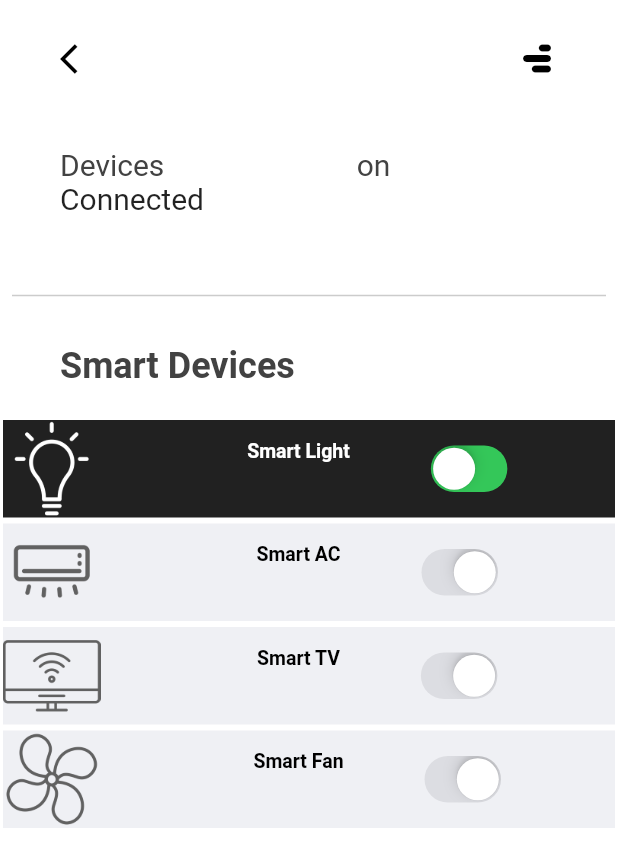
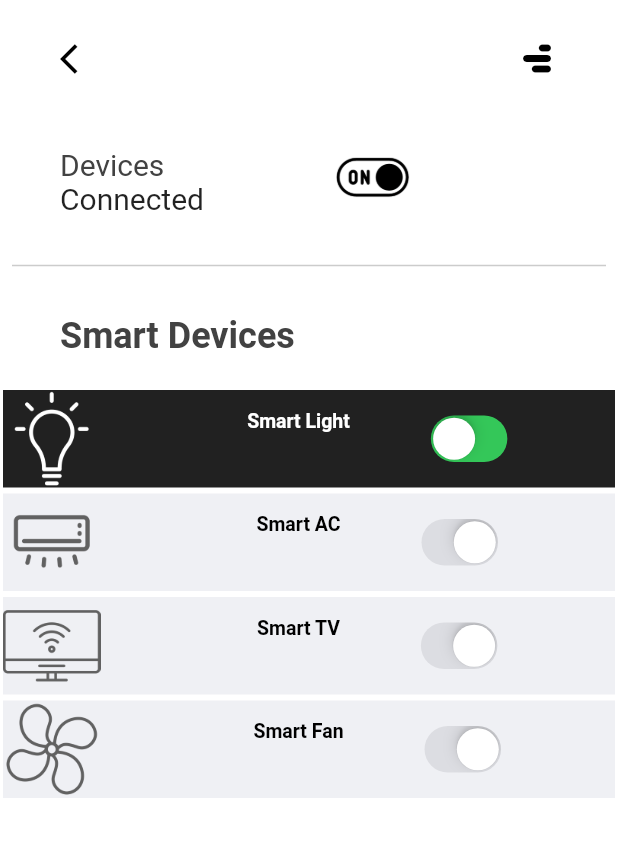
Before and after one commit to Alex5683/home_application, a Flutter app: the Devices screen opened directly, on a phone screen of 412 x 824 dp. Shown: the top 867 px of the screen. Run offline on Flutter 3.47's test engine with Material 2 defaults, Android fonts, the phone set to English and light mode, and no system bars; our stand-ins replace google_fonts, percent_indicator; missing offline and left inert: molten_navigationbar_flutter.

Commit message:
this is my first pro

```diff
--- a/lib/main.dart
+++ b/lib/main.dart
@@ -28,7 +28,7 @@ class _MyAppState extends State<MyApp> {
     return MaterialApp(
       theme: Theme.of(context).copyWith(
         colorScheme: ColorScheme.fromSwatch(
-          primarySwatch: Colors.deepPurple,
+          primarySwatch: Colors.blueGrey,
         ),
       ),
       home: Scaffold(
@@ -45,14 +45,14 @@ class _MyAppState extends State<MyApp> {
           },
           tabs: [
             MoltenTab(
-              icon: Icon(Icons.search),
+              icon: Icon(Icons.sunny),
             ),
             MoltenTab(
               icon: Icon(Icons.home),
               title: Text('home'),
             ),
             MoltenTab(
-              icon: Icon(Icons.person),
+              icon: Icon(Icons.device_hub),
             ),
           ],
         ),
--- a/lib/pages/room.dart
+++ b/lib/pages/room.dart
@@ -97,17 +97,16 @@ class _DevicesState extends State<Devices> {
                       ),
                     ],
                   ),
-                  Text(
-                    "on",
-                    style: TextStyle(fontSize: 20, color: Colors.grey.shade800),
+                  Image.asset(
+                    'assets/images/on.png', // Replace 'image_name.png' with the actual image file path
+                    width: 60,
+                    height: 40,
                   ),
 
                   SizedBox(width: 10), // Add some spacing between the text and the image
                 ],
               ),
             ),
-
-            const SizedBox(height: 20),
 
             const SizedBox(height: 25),
 
```
Also changed, not shown: lib/pages/temperature.dart (+12 -9 lines), assets/images/on.png (added).
